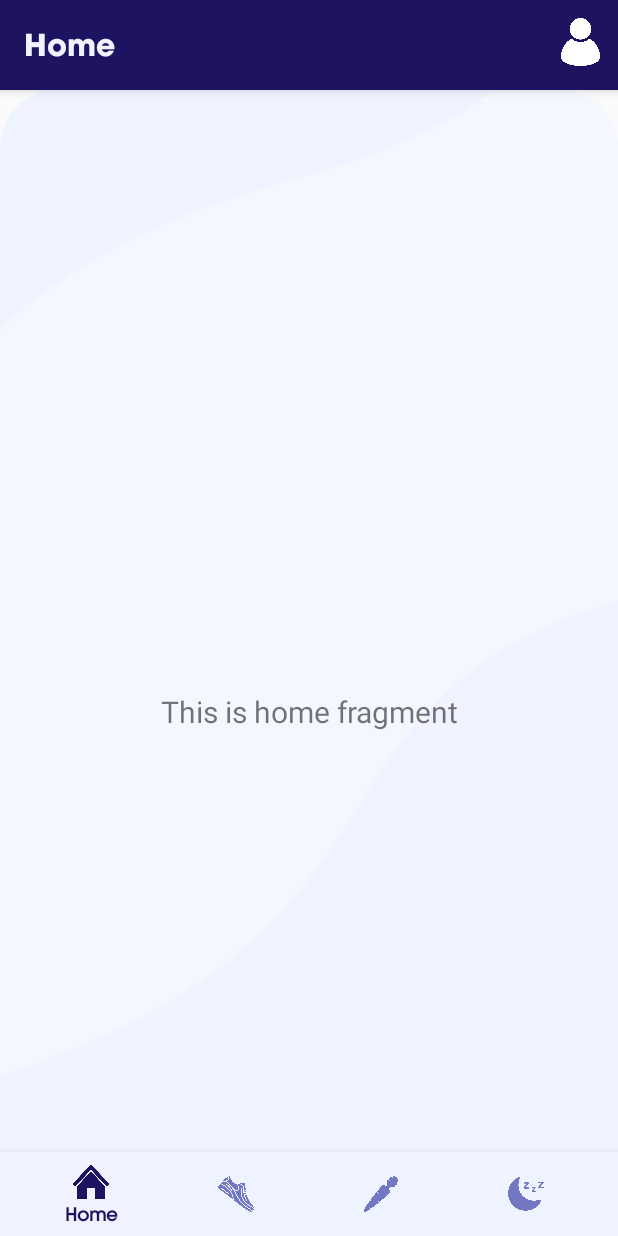
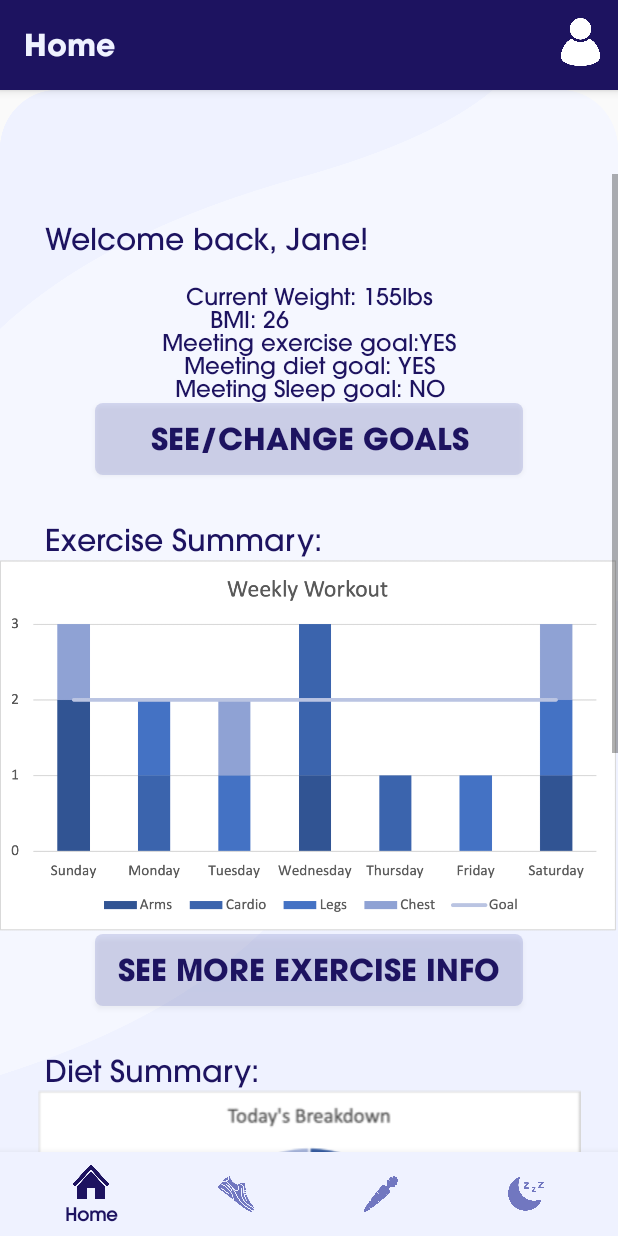
Before and after one commit to agolikov28/WholeTrack, an Android app: the HomeFragment screen opened directly, with no data from a screen before it, on a phone screen of 412 x 824 dp. Run offline under Robolectric (Android 15) with nearby library versions, the light colour scheme and no system bars; our stand-ins replace navigation-ui.

Commit message:
Changes for Home page

```diff
--- a/app/src/main/java/com/example/wholetrack/ui/home/HomeFragment.java
+++ b/app/src/main/java/com/example/wholetrack/ui/home/HomeFragment.java
@@ -24,8 +24,8 @@ public class HomeFragment extends Fragment {
         binding = FragmentHomeBinding.inflate(inflater, container, false);
         View root = binding.getRoot();
 
-        final TextView textView = binding.textHome;
-        homeViewModel.getText().observe(getViewLifecycleOwner(), textView::setText);
+        //final TextView textView = binding.textHome;
+        //homeViewModel.getText().observe(getViewLifecycleOwner(), textView::setText);
         return root;
     }
 
--- a/app/src/main/res/layout/fragment_diet.xml
+++ b/app/src/main/res/layout/fragment_diet.xml
@@ -277,10 +277,11 @@
 
             <ImageView
                 android:id="@+id/imageView2"
+
+                android:layout_marginTop="10dp"
                 android:layout_width="match_parent"
-                android:layout_height="wrap_content"
-                android:layout_marginTop="10dp"
-                android:src="@drawable/caloriebyday" />
+                android:layout_height="250dp"
+                android:src="@drawable/weeklycalories" />
 
             <TextView
                 android:id="@+id/textView12"
--- a/app/src/main/res/layout/fragment_home.xml
+++ b/app/src/main/res/layout/fragment_home.xml
@@ -7,17 +7,142 @@
     tools:context=".ui.home.HomeFragment">
 
 
-    <TextView
-        android:id="@+id/text_home"
+    <ScrollView
         android:layout_width="match_parent"
-        android:layout_height="wrap_content"
-        android:layout_marginStart="8dp"
-        android:layout_marginTop="8dp"
-        android:layout_marginEnd="8dp"
-        android:textAlignment="center"
-        android:textSize="20sp"
-        app:layout_constraintBottom_toBottomOf="parent"
-        app:layout_constraintEnd_toEndOf="parent"
-        app:layout_constraintStart_toStartOf="parent"
-        app:layout_constraintTop_toTopOf="parent" />
+        android:layout_height="match_parent">
+
+        <LinearLayout
+            android:layout_width="match_parent"
+            android:layout_height="wrap_content"
+            android:orientation="vertical">
+
+
+            <TextView
+                android:id="@+id/textView1"
+                android:layout_width="match_parent"
+                android:layout_height="wrap_content"
+                android:layout_marginLeft="30dp"
+                android:layout_marginTop="30dp"
+                android:fontFamily="@font/avant_med"
+                android:text="Welcome back, Jane!"
+                android:textColor="@color/darkPurple"
+                android:textSize="20dp" />
+
+            <TextView
+                android:id="@+id/sleepAnalysis2"
+                android:layout_width="match_parent"
+                android:layout_height="wrap_content"
+                android:fontFamily="@font/avant_med"
+                android:text="\nCurrent Weight: 155lbs\nBMI: 26
+                \nMeeting exercise goal:YES\nMeeting diet goal: YES\nMeeting Sleep goal: NO"
+                android:textAlignment="center"
+                android:textColor="@color/darkPurple"
+                android:textSize="15dp" />
+
+            <Button
+                android:id="@+id/button0"
+                android:layout_width="285dp"
+                android:layout_height="wrap_content"
+                android:layout_gravity="center"
+                android:background="@drawable/rect"
+                android:backgroundTint="@color/lightPurple"
+                android:fontFamily="@font/avant_bold"
+                android:padding="8dp"
+                android:text="See/change goals"
+                android:textColor="@color/darkPurple"
+                android:textSize="20dp" />
+            <TextView
+                android:id="@+id/textView4"
+                android:layout_width="match_parent"
+                android:layout_height="wrap_content"
+                android:layout_marginLeft="30dp"
+                android:layout_marginTop="30dp"
+                android:fontFamily="@font/avant_med"
+                android:text="Exercise Summary:"
+                android:textColor="@color/darkPurple"
+                android:textSize="20dp" />
+            <ImageView
+                android:id="@+id/chartImg0"
+                android:layout_width="match_parent"
+                android:layout_height="250dp"
+                android:src="@drawable/weeklyworkouts" />
+            <Button
+                android:id="@+id/button1"
+                android:layout_width="285dp"
+                android:layout_height="wrap_content"
+                android:layout_gravity="center"
+                android:background="@drawable/rect"
+                android:backgroundTint="@color/lightPurple"
+                android:fontFamily="@font/avant_bold"
+                android:padding="8dp"
+                android:text="See more exercise info"
+                android:textColor="@color/darkPurple"
+                android:textSize="20dp" />
+            <TextView
+                android:id="@+id/textView2"
+                android:layout_width="match_parent"
+                android:layout_height="wrap_content"
+                android:layout_marginLeft="30dp"
+                android:layout_marginTop="30dp"
+                android:fontFamily="@font/avant_med"
+                android:text="Diet Summary:"
+                android:textColor="@color/darkPurple"
+                android:textSize="20dp" />
+
+            <ImageView
+                android:id="@+id/imageView3"
+                android:layout_width="match_parent"
+                android:layout_height="wrap_content"
+                android:src="@drawable/dietpiechart" />
+
+            <Button
+                android:id="@+id/button2"
+                android:layout_width="285dp"
+                android:layout_height="wrap_content"
+                android:layout_gravity="center"
+                android:background="@drawable/rect"
+                android:backgroundTint="@color/lightPurple"
+                android:fontFamily="@font/avant_bold"
+                android:padding="8dp"
+                android:text="See more diet info"
+                android:textColor="@color/darkPurple"
+                android:textSize="20dp" />
+            <TextView
+                android:id="@+id/textView3"
+                android:layout_width="match_parent"
+                android:layout_height="wrap_content"
+                android:layout_marginLeft="30dp"
+                android:layout_marginTop="30dp"
+                android:fontFamily="@font/avant_med"
+                android:text="Sleep Summary:"
+                android:textColor="@color/darkPurple"
+                android:textSize="20dp" />
+
+            <ImageView
+                android:id="@+id/chartImg2"
+                android:layout_width="match_parent"
+                android:layout_height="250dp"
+                android:src="@drawable/chart_exbet" />
+
+            <Button
+                android:id="@+id/button3"
+                android:layout_width="285dp"
+                android:layout_height="wrap_content"
+                android:layout_gravity="center"
+                android:background="@drawable/rect"
+                android:backgroundTint="@color/lightPurple"
+                android:fontFamily="@font/avant_bold"
+                android:padding="8dp"
+                android:text="See more sleep info"
+                android:textColor="@color/darkPurple"
+                android:textSize="20dp" />
+
+            <TextView
+                android:id="@+id/textView6"
+                android:layout_width="match_parent"
+                android:layout_height="wrap_content"
+                android:text="\n\n\n" />
+        </LinearLayout>
+    </ScrollView>
+
 </androidx.constraintlayout.widget.ConstraintLayout>
```
Also changed, not shown: app/src/main/res/drawable-v24/weeklycalories.png (added), app/src/main/res/drawable-v24/weeklyworkouts.png (added).
